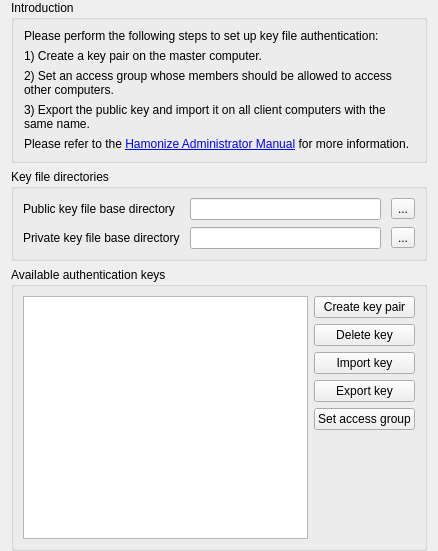
hamonikr/hamonize, file hamonize-admin/plugins/authkeys/AuthKeysConfigurationPage.ui: the form before one commit.
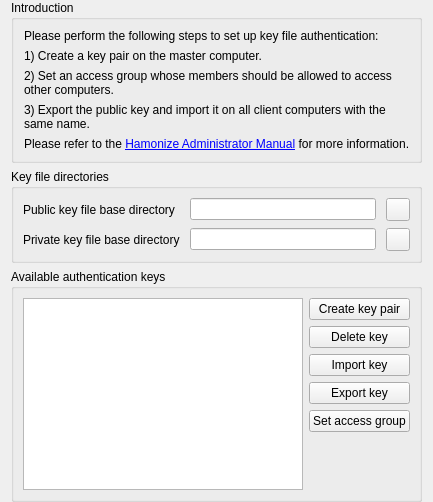
The form after the commit. Icons and pictures are not drawn.

What changed in the file:
```diff
--- a/hamonize-admin/plugins/authkeys/AuthKeysConfigurationPage.ui
+++ b/hamonize-admin/plugins/authkeys/AuthKeysConfigurationPage.ui
@@ -2,14 +2,6 @@
 <ui version="4.0">
  <class>AuthKeysConfigurationPage</class>
  <widget class="QWidget" name="AuthKeysConfigurationPage">
-  <property name="geometry">
-   <rect>
-    <x>0</x>
-    <y>0</y>
-    <width>438</width>
-    <height>551</height>
-   </rect>
-  </property>
   <property name="windowTitle">
    <string>Authentication keys</string>
   </property>
@@ -138,9 +130,6 @@
         </item>
         <item row="0" column="2">
          <widget class="QToolButton" name="openPublicKeyBaseDir">
-          <property name="text">
-           <string>...</string>
-          </property>
           <property name="icon">
            <iconset resource="../../core/resources/core.qrc">
             <normaloff>:/core/document-open.png</normaloff>:/core/document-open.png</iconset>
@@ -149,9 +138,6 @@
         </item>
         <item row="1" column="2">
          <widget class="QToolButton" name="openPrivateKeyBaseDir">
-          <property name="text">
-           <string>...</string>
-          </property>
           <property name="icon">
            <iconset resource="../../core/resources/core.qrc">
             <normaloff>:/core/document-open.png</normaloff>:/core/document-open.png</iconset>
```
